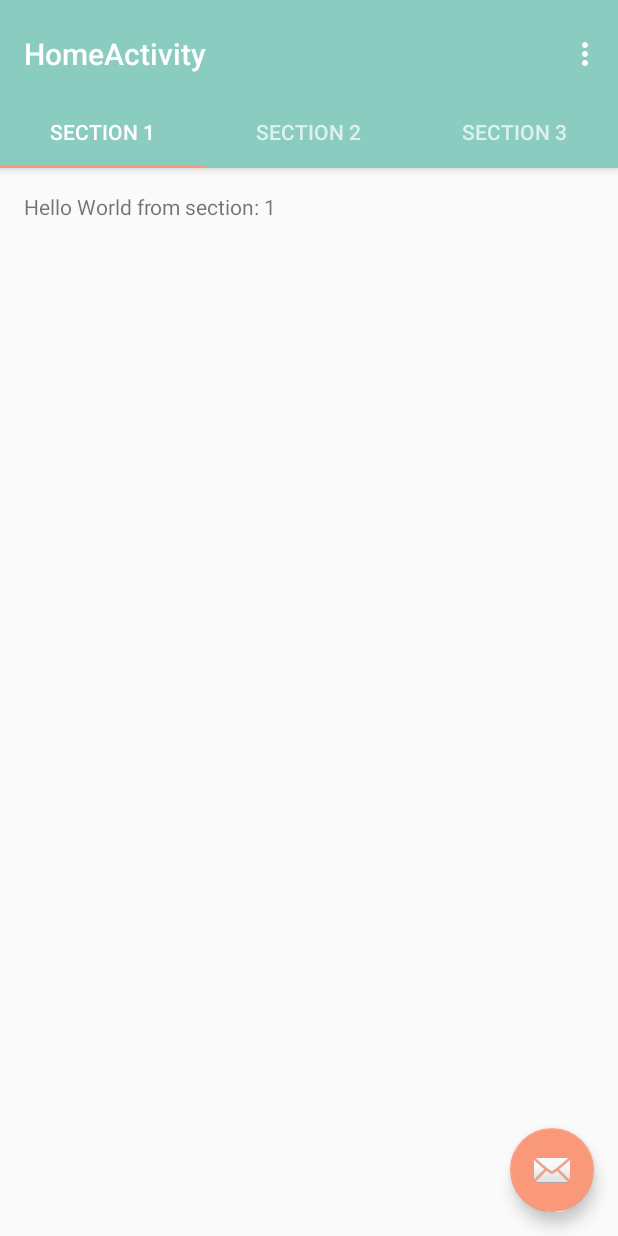
After one commit to acroutworst/community-android, an Android app: the HomeActivity screen opened directly, with no data from a screen before it, on a phone screen of 412 x 824 dp. The commit adds this screen. Run offline under Robolectric (Android 15) with nearby library versions, the phone set to English and light mode, and no system bars.

Commit message:
added home screen w/ tabbed views and updated login view

```diff
--- /dev/null
+++ b/app/src/main/java/com/croutworst/community/HomeActivity.java
@@ -0,0 +1,162 @@
+package com.croutworst.community;
+
+import android.support.design.widget.TabLayout;
+import android.support.design.widget.FloatingActionButton;
+import android.support.design.widget.Snackbar;
+import android.support.v7.app.AppCompatActivity;
+import android.support.v7.widget.Toolbar;
+
+import android.support.v4.app.Fragment;
+import android.support.v4.app.FragmentManager;
+import android.support.v4.app.FragmentPagerAdapter;
+import android.support.v4.view.ViewPager;
+import android.os.Bundle;
+import android.view.LayoutInflater;
+import android.view.Menu;
+import android.view.MenuItem;
+import android.view.View;
+import android.view.ViewGroup;
+
+import android.widget.TextView;
+
+public class HomeActivity extends AppCompatActivity {
+
+    /**
+     * The {@link android.support.v4.view.PagerAdapter} that will provide
+     * fragments for each of the sections. We use a
+     * {@link FragmentPagerAdapter} derivative, which will keep every
+     * loaded fragment in memory. If this becomes too memory intensive, it
+     * may be best to switch to a
+     * {@link android.support.v4.app.FragmentStatePagerAdapter}.
+     */
+    private SectionsPagerAdapter mSectionsPagerAdapter;
+
+    /**
+     * The {@link ViewPager} that will host the section contents.
+     */
+    private ViewPager mViewPager;
+
+    @Override
+    protected void onCreate(Bundle savedInstanceState) {
+        super.onCreate(savedInstanceState);
+        setContentView(R.layout.activity_home);
+
+        Toolbar toolbar = (Toolbar) findViewById(R.id.toolbar);
+        setSupportActionBar(toolbar);
+        // Create the adapter that will return a fragment for each of the three
+        // primary sections of the activity.
+        mSectionsPagerAdapter = new SectionsPagerAdapter(getSupportFragmentManager());
+
+        // Set up the ViewPager with the sections adapter.
+        mViewPager = (ViewPager) findViewById(R.id.container);
+        mViewPager.setAdapter(mSectionsPagerAdapter);
+
+        TabLayout tabLayout = (TabLayout) findViewById(R.id.tabs);
+        tabLayout.setupWithViewPager(mViewPager);
+
+        FloatingActionButton fab = (FloatingActionButton) findViewById(R.id.fab);
+        fab.setOnClickListener(new View.OnClickListener() {
+            @Override
+            public void onClick(View view) {
+                Snackbar.make(view, "Replace with your own action", Snackbar.LENGTH_LONG)
+                        .setAction("Action", null).show();
+            }
+        });
+
+    }
+
+
+    @Override
+    public boolean onCreateOptionsMenu(Menu menu) {
+        // Inflate the menu; this adds items to the action bar if it is present.
+        getMenuInflater().inflate(R.menu.menu_home, menu);
+        return true;
+    }
+
+    @Override
+    public boolean onOptionsItemSelected(MenuItem item) {
+        // Handle action bar item clicks here. The action bar will
+        // automatically handle clicks on the Home/Up button, so long
+        // as you specify a parent activity in AndroidManifest.xml.
+        int id = item.getItemId();
+
+        //noinspection SimplifiableIfStatement
+        if (id == R.id.action_settings) {
+            return true;
+        }
+
+        return super.onOptionsItemSelected(item);
+    }
+
+    /**
+     * A placeholder fragment containing a simple view.
+     */
+    public static class PlaceholderFragment extends Fragment {
+        /**
+         * The fragment argument representing the section number for this
+         * fragment.
+         */
+        private static final String ARG_SECTION_NUMBER = "section_number";
+
+        public PlaceholderFragment() {
+        }
+
+        /**
+         * Returns a new instance of this fragment for the given section
+         * number.
+         */
+        public static PlaceholderFragment newInstance(int sectionNumber) {
+            PlaceholderFragment fragment = new PlaceholderFragment();
+            Bundle args = new Bundle();
+            args.putInt(ARG_SECTION_NUMBER, sectionNumber);
+            fragment.setArguments(args);
+            return fragment;
+        }
+
+        @Override
+        public View onCreateView(LayoutInflater inflater, ViewGroup container,
+                                 Bundle savedInstanceState) {
+            View rootView = inflater.inflate(R.layout.fragment_home, container, false);
+            TextView textView = (TextView) rootView.findViewById(R.id.section_label);
+            textView.setText(getString(R.string.section_format, getArguments().getInt(ARG_SECTION_NUMBER)));
+            return rootView;
+        }
+    }
+
+    /**
+     * A {@link FragmentPagerAdapter} that returns a fragment corresponding to
+     * one of the sections/tabs/pages.
+     */
+    public class SectionsPagerAdapter extends FragmentPagerAdapter {
+
+        public SectionsPagerAdapter(FragmentManager fm) {
+            super(fm);
+        }
+
+        @Override
+        public Fragment getItem(int position) {
+            // getItem is called to instantiate the fragment for the given page.
+            // Return a PlaceholderFragment (defined as a static inner class below).
+            return PlaceholderFragment.newInstance(position + 1);
+        }
+
+        @Override
+        public int getCount() {
+            // Show 3 total pages.
+            return 3;
+        }
+
+        @Override
+        public CharSequence getPageTitle(int position) {
+            switch (position) {
+                case 0:
+                    return "SECTION 1";
+                case 1:
+                    return "SECTION 2";
+                case 2:
+                    return "SECTION 3";
+            }
+            return null;
+        }
+    }
+}
--- a/app/src/main/java/com/croutworst/community/LoginActivity.java
+++ b/app/src/main/java/com/croutworst/community/LoginActivity.java
@@ -3,6 +3,7 @@ package com.croutworst.community;
 import android.animation.Animator;
 import android.animation.AnimatorListenerAdapter;
 import android.annotation.TargetApi;
+import android.content.Intent;
 import android.content.pm.PackageManager;
 import android.support.annotation.NonNull;
 import android.support.design.widget.Snackbar;
@@ -189,6 +190,9 @@ public class LoginActivity extends AppCompatActivity implements LoaderCallbacks<
             showProgress(true);
             mAuthTask = new UserLoginTask(email, password);
             mAuthTask.execute((Void) null);
+
+            Intent homeIntent = new Intent(this, HomeActivity.class);
+            startActivity(homeIntent);
         }
     }
 
@@ -325,7 +329,8 @@ public class LoginActivity extends AppCompatActivity implements LoaderCallbacks<
                 }
             }
 
-            // TODO: register the new account here.
+
+
             return true;
         }
 
--- a/app/src/main/res/drawable/auth_button_background.xml
+++ b/app/src/main/res/drawable/auth_button_background.xml
@@ -4,7 +4,7 @@
     <gradient android:startColor="#FFFFFF"
         android:endColor="#00FF00"
         android:angle="270" />
-    <corners android:radius="3dp" />
+    <corners android:radius="9dp" />
     <solid android:color="@color/colorAccent"/>
     <stroke android:width="5px" android:color="#FFF" />
 </shape>
--- a/app/src/main/res/drawable/register_button_background.xml
+++ b/app/src/main/res/drawable/register_button_background.xml
@@ -4,7 +4,7 @@
     <gradient android:startColor="#FFFFFF"
         android:endColor="#00FF00"
         android:angle="270" />
-    <corners android:radius="3dp" />
+    <corners android:radius="9dp" />
     <solid android:color="@color/colorDarkGray"/>
     <stroke android:width="5px" android:color="#FFF" />
 </shape>
--- /dev/null
+++ b/app/src/main/res/layout/activity_home.xml
@@ -0,0 +1,49 @@
+<?xml version="1.0" encoding="utf-8"?>
+<android.support.design.widget.CoordinatorLayout xmlns:android="http://schemas.android.com/apk/res/android"
+    xmlns:app="http://schemas.android.com/apk/res-auto"
+    xmlns:tools="http://schemas.android.com/tools"
+    android:id="@+id/main_content"
+    android:layout_width="match_parent"
+    android:layout_height="match_parent"
+    android:fitsSystemWindows="true"
+    tools:context="com.croutworst.community.HomeActivity">
+
+    <android.support.design.widget.AppBarLayout
+        android:id="@+id/appbar"
+        android:layout_width="match_parent"
+        android:layout_height="wrap_content"
+        android:paddingTop="@dimen/appbar_padding_top"
+        android:theme="@style/AppTheme.AppBarOverlay">
+
+        <android.support.v7.widget.Toolbar
+            android:id="@+id/toolbar"
+            android:layout_width="match_parent"
+            android:layout_height="?attr/actionBarSize"
+            android:background="?attr/colorPrimary"
+            app:layout_scrollFlags="scroll|enterAlways"
+            app:popupTheme="@style/AppTheme.PopupOverlay">
+
+        </android.support.v7.widget.Toolbar>
+
+        <android.support.design.widget.TabLayout
+            android:id="@+id/tabs"
+            android:layout_width="match_parent"
+            android:layout_height="wrap_content" />
+
+    </android.support.design.widget.AppBarLayout>
+
+    <android.support.v4.view.ViewPager
+        android:id="@+id/container"
+        android:layout_width="match_parent"
+        android:layout_height="match_parent"
+        app:layout_behavior="@string/appbar_scrolling_view_behavior" />
+
+    <android.support.design.widget.FloatingActionButton
+        android:id="@+id/fab"
+        android:layout_width="wrap_content"
+        android:layout_height="wrap_content"
+        android:layout_gravity="end|bottom"
+        android:layout_margin="@dimen/fab_margin"
+        app:srcCompat="@android:drawable/ic_dialog_email" />
+
+</android.support.design.widget.CoordinatorLayout>
--- a/app/src/main/res/layout/activity_login.xml
+++ b/app/src/main/res/layout/activity_login.xml
@@ -78,30 +78,32 @@
                 android:id="@+id/auth_button_form"
                 android:layout_width="match_parent"
                 android:layout_height="wrap_content"
-                android:orientation="horizontal"
                 android:gravity="center_horizontal">
 
                 <Button
                     android:id="@+id/register_button"
-                    android:layout_width="wrap_content"
+                    android:layout_width="120dp"
                     android:layout_height="wrap_content"
                     android:layout_marginTop="16dp"
                     android:text="@string/action_register_bold"
                     android:textColor="@color/colorWhite"
                     android:textStyle="bold"
                     android:background="@drawable/register_button_background"
-                    android:layout_alignParentLeft="true"/>
+                    android:layout_marginRight="@dimen/button_spread"
+                    android:layout_alignParentLeft="true"
+                    android:layout_alignParentStart="true"/>
 
                 <Button
                     android:id="@+id/email_sign_in_button"
-                    android:layout_width="wrap_content"
+                    android:layout_width="90dp"
                     android:layout_height="wrap_content"
                     android:layout_marginTop="16dp"
                     android:text="@string/action_login_bold"
                     android:textColor="@color/colorWhite"
                     android:textStyle="bold"
                     android:background="@drawable/auth_button_background"
-                    android:layout_alignParentRight="true"/>
+                    android:layout_alignParentRight="true"
+                    android:layout_alignParentEnd="true"/>
             </LinearLayout>
         </LinearLayout>
     </ScrollView>
--- /dev/null
+++ b/app/src/main/res/layout/fragment_home.xml
@@ -0,0 +1,16 @@
+<RelativeLayout xmlns:android="http://schemas.android.com/apk/res/android"
+    xmlns:tools="http://schemas.android.com/tools"
+    android:layout_width="match_parent"
+    android:layout_height="match_parent"
+    android:paddingBottom="@dimen/activity_vertical_margin"
+    android:paddingLeft="@dimen/activity_horizontal_margin"
+    android:paddingRight="@dimen/activity_horizontal_margin"
+    android:paddingTop="@dimen/activity_vertical_margin"
+    tools:context="com.croutworst.community.HomeActivity$PlaceholderFragment">
+
+    <TextView
+        android:id="@+id/section_label"
+        android:layout_width="wrap_content"
+        android:layout_height="wrap_content" />
+
+</RelativeLayout>
--- /dev/null
+++ b/app/src/main/res/menu/menu_home.xml
@@ -0,0 +1,10 @@
+<menu xmlns:android="http://schemas.android.com/apk/res/android"
+    xmlns:app="http://schemas.android.com/apk/res-auto"
+    xmlns:tools="http://schemas.android.com/tools"
+    tools:context="com.croutworst.community.HomeActivity">
+    <item
+        android:id="@+id/action_settings"
+        android:orderInCategory="100"
+        android:title="@string/action_settings"
+        app:showAsAction="never" />
+</menu>
--- a/app/src/main/res/values/dimens.xml
+++ b/app/src/main/res/values/dimens.xml
@@ -5,5 +5,8 @@
     <dimen name="activity_align_top">50dp</dimen>
     <dimen name="imageview_bottom">100dp</dimen>
     <dimen name="edittext_bottom">5dp</dimen>
-    <dimen name="edittext_width">350dp</dimen>
+    <dimen name="edittext_width">325dp</dimen>
+    <dimen name="button_spread">117dp</dimen>
+    <dimen name="fab_margin">16dp</dimen>
+    <dimen name="appbar_padding_top">8dp</dimen>
 </resources>
--- a/app/src/main/res/values/strings.xml
+++ b/app/src/main/res/values/strings.xml
@@ -15,6 +15,9 @@
     <string name="permission_rationale">"Contacts permissions are needed for providing email
         completions."
     </string>
+    <string name="title_activity_home">HomeActivity</string>
+    <string name="action_settings">Settings</string>
+    <string name="section_format">Hello World from section: %1$d</string>
 
     <!-- Font Names -->
 </resources>
--- a/app/src/main/res/values/styles.xml
+++ b/app/src/main/res/values/styles.xml
@@ -12,6 +12,13 @@
     <style name="SplashTheme" parent="Theme.AppCompat.NoActionBar">
         <item name="android:windowBackground">@drawable/splash</item>
         <item name="android:windowNoTitle">true</item>
+        <item name="android:windowFullscreen">true</item>
     </style>
 
+    <style name="DayNightTheme" parent="Theme.AppCompat.DayNight.NoActionBar"></style>
+
+    <style name="AppTheme.AppBarOverlay" parent="ThemeOverlay.AppCompat.Dark.ActionBar" />
+
+    <style name="AppTheme.PopupOverlay" parent="ThemeOverlay.AppCompat.Light" />
+
 </resources>
```
Also changed, not shown: app/src/main/AndroidManifest.xml (+5 -2 lines).
